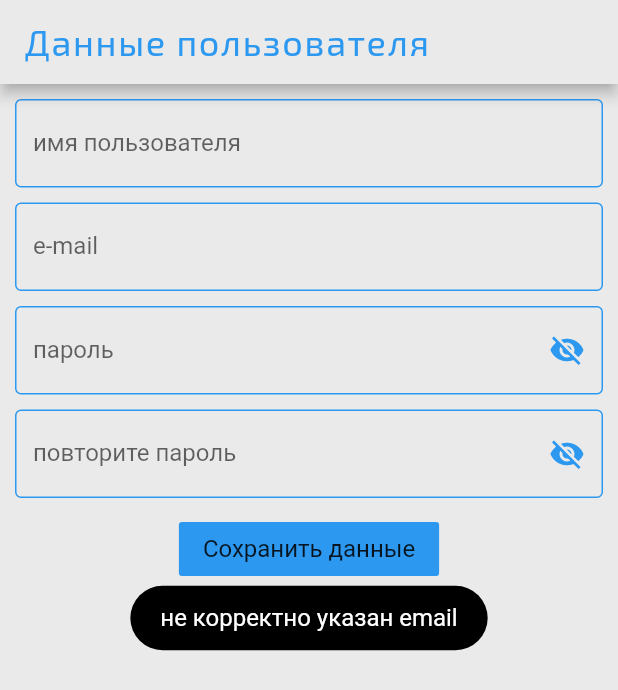
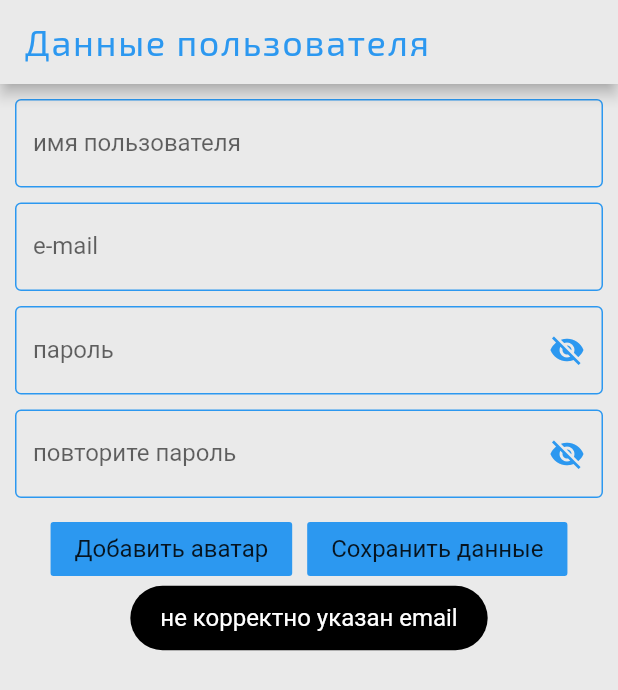
Before and after one commit to voodoo420/flutterFakultativLesson1, a Flutter app: the UserPage screen opened directly, after a tap on "Сохранить данные", on a phone screen of 412 x 824 dp. Shown: the top 690 px of the screen. Run offline on Flutter 3.47's test engine with Material 2 defaults, Android fonts, the phone set to English and light mode, and no system bars; our stand-ins replace cloud_firestore, firebase_auth, fluttertoast, image_picker, rxdart, shared_preferences; accounts and stored records are empty.

Commit message:
homework 4

```diff
--- a/lib/ui/pages/UserPage.dart
+++ b/lib/ui/pages/UserPage.dart
@@ -1,9 +1,14 @@
+import 'dart:io';
+
 import 'package:flutter/cupertino.dart';
 import 'package:flutter/material.dart';
 import 'package:flutterapp/main.dart';
-import 'package:fluttertoast/fluttertoast.dart';
+import 'package:image_picker/image_picker.dart';
 
 import 'MainPage.dart';
+import 'SignInPage.dart';
+
+File userImage;
 
 class UserPage extends StatefulWidget {
   @override
@@ -16,6 +21,14 @@ class _UserPageState extends State<UserPage> {
   TextEditingController password1 = TextEditingController();
   TextEditingController password2 = TextEditingController();
   bool _showPassword = false;
+
+  Future getImage() async {
+    var image = await ImagePicker.pickImage(source: ImageSource.gallery);
+
+    setState(() {
+      userImage = image;
+    });
+  }
 
   @override
   Widget build(BuildContext context) {
@@ -109,6 +122,23 @@ class _UserPageState extends State<UserPage> {
               ),
             ),
             SizedBox(height: 10),
+            Row(
+              mainAxisAlignment: MainAxisAlignment.center,
+              children: <Widget>[
+                FlatButton(
+                  color: Theme.of(context).accentColor,
+                  onPressed: () {
+                    getImage();
+                    print("click");
+                  },
+                  child: Text(
+                    "Добавить аватар",
+                    style: Theme.of(context).textTheme.subtitle1,
+                  ),
+                ),
+                SizedBox(
+                  width: 10,
+                ),
                 FlatButton(
                   color: Theme.of(context).accentColor,
                   onPressed: () {
@@ -131,20 +161,16 @@ class _UserPageState extends State<UserPage> {
                 )
               ],
             ),
+            SizedBox(height: 10),
+            Center(
+                child: userImage == null
+                    ? Text('Аватар не выбран')
+                    : Image.file(userImage,
+                        width: 250, height: 250, fit: BoxFit.cover))
+          ],
+        ),
       ),
     );
-  }
-
-  void showToast(message, {Color color = Colors.black}) {
-    print(message);
-    Fluttertoast.showToast(
-        msg: message,
-        toastLength: Toast.LENGTH_LONG,
-        gravity: ToastGravity.CENTER,
-        timeInSecForIosWeb: 1,
-        backgroundColor: color,
-        textColor: Colors.white,
-        fontSize: 16.0);
   }
 
   void _addUser() {
--- a/pubspec.yaml
+++ b/pubspec.yaml
@@ -25,6 +25,7 @@ dependencies:
   shared_preferences: 0.5.6+3
   fluttertoast: ^4.0.1
   rxdart: 0.22.2
+  image_picker: 0.6.6+4
 
   # The following adds the Cupertino Icons font to your application.
   # Use with the CupertinoIcons class for iOS style icons.
```
Also changed, not shown: pubspec.lock. Lines whose indentation alone changed are shown as unchanged.
